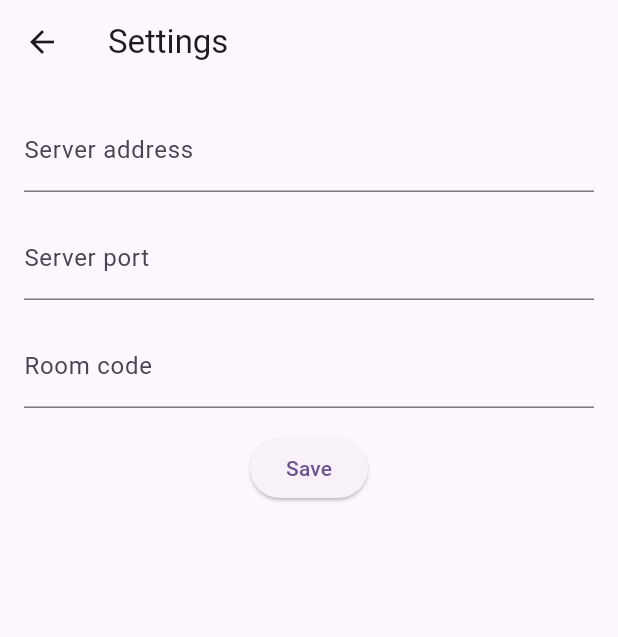
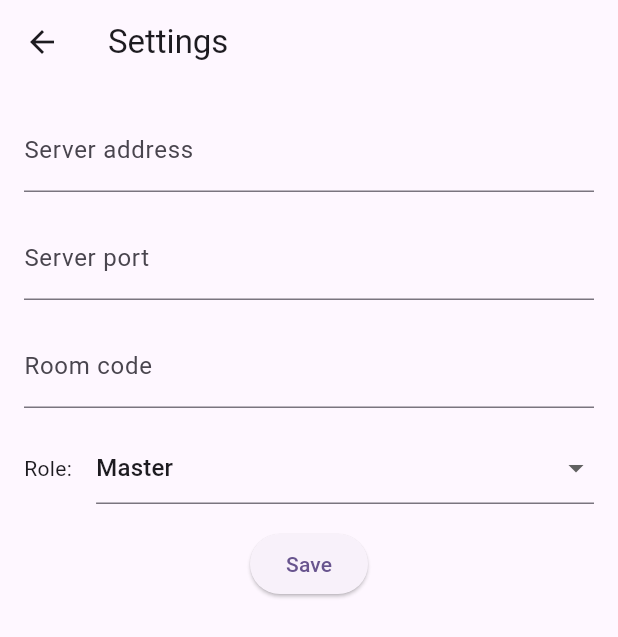
Before and after one commit to fshangala/lambo01_master, a Flutter app: the screen it shows after launch, after a tap on the "settings" icon, on a phone screen of 412 x 824 dp. Shown: the top 637 px of the screen. Run offline on Flutter 3.47's test engine with Material 3 defaults, Android fonts, the phone set to English and light mode, and no system bars; our stand-ins replace logger, shared_preferences; missing offline and left inert: flutter_inappwebview; network calls fail.

Commit message:
Add slave role support with dedicated pages and settings

```diff
--- a/lib/main.dart
+++ b/lib/main.dart
@@ -4,6 +4,8 @@ import 'package:flutter_inappwebview/flutter_inappwebview.dart';
 import 'package:lambo01_master/pages/browser_page.dart';
 import 'package:lambo01_master/pages/home_page.dart';
 import 'package:lambo01_master/pages/settings_page.dart';
+import 'package:lambo01_master/pages/slave_browser_page.dart';
+import 'package:lambo01_master/pages/slave_home_page.dart';
 import 'package:lambo01_master/viewmodels/app_viewmodel.dart';
 import 'package:provider/provider.dart';
 
@@ -35,17 +37,21 @@ class MyApp extends StatelessWidget {
   // This widget is the root of your application.
   @override
   Widget build(BuildContext context) {
+    final appViewmodel = Provider.of<AppViewmodel>(context, listen: true);
+
+    final routes = {
+      '/': (context) => appViewmodel.role == 'master' ? const HomePage() : const SlaveHomePage(),
+      '/settings': (context) => const SettingsPage(),
+      '/browser': (context) => appViewmodel.role == 'master' ? const BrowserPage() : const SlaveBrowserPage(),
+    };
+
     return MaterialApp(
-      title: 'Lambo01 Master',
+      title: 'Lambo01 ${appViewmodel.role}',
       theme: ThemeData(
         colorScheme: ColorScheme.fromSeed(seedColor: Colors.deepPurple),
       ),
       initialRoute: '/',
-      routes: {
-        '/': (context) => const HomePage(),
-        '/settings': (context) => const SettingsPage(),
-        '/browser': (context) => const BrowserPage(),
-      },
+      routes: routes,
     );
   }
 }
--- a/lib/viewmodels/app_viewmodel.dart
+++ b/lib/viewmodels/app_viewmodel.dart
@@ -23,6 +23,9 @@ class AppViewmodel extends ChangeNotifier {
     notifyListeners();
   }
 
+  String _role = 'master';
+  String get role => _role;
+
   Future<void> loadAppData() async {
     final appDataService = AppDataService();
     try {
@@ -40,6 +43,10 @@ class AppViewmodel extends ChangeNotifier {
     final serverAddress = prefs.getString('server_address') ?? '';
     final serverPort = prefs.getString('server_port') ?? '';
     final roomCode = prefs.getString('room_code') ?? '';
+    final role = prefs.getString('role') ?? 'master';
+
+    _role = role;
+    notifyListeners();
 
     if(serverAddress.isNotEmpty && serverPort.isNotEmpty && roomCode.isNotEmpty) {
       connectToWebSocket(serverAddress, serverPort, roomCode);
--- a/lib/widgets/settings_form.dart
+++ b/lib/widgets/settings_form.dart
@@ -37,6 +37,7 @@ class _SettingsFormState extends State<SettingsForm> {
             final serverAddress = prefs.getString('server_address') ?? '';
             final serverPort = prefs.getString('server_port') ?? '';
             final roomCode = prefs.getString('room_code') ?? '';
+            final role = prefs.getString('role') ?? 'master';
 
             return Column(
               spacing: 16.0,
@@ -98,6 +99,26 @@ class _SettingsFormState extends State<SettingsForm> {
                     }
                   },
                 ),
+                Row(
+                  spacing: 16.0,
+                  children: [
+                    const Text('Role:'),
+                    Expanded(
+                      child: DropdownButtonFormField<String>(
+                        initialValue: role,
+                        items: const [
+                          DropdownMenuItem(value: 'master', child: Text('Master')),
+                          DropdownMenuItem(value: 'slave', child: Text('Slave')),
+                        ],
+                        onChanged: (value) {
+                          if (value != null) {
+                            saveKeyValue('role', value);
+                          }
+                        },
+                      ),
+                    ),
+                  ],
+                ),
                 ElevatedButton(
                   onPressed: () {
                     if (formKey.currentState!.validate()) {
@@ -106,6 +127,7 @@ class _SettingsFormState extends State<SettingsForm> {
                       ScaffoldMessenger.of(context).showSnackBar(
                         const SnackBar(content: Text('Settings saved')),
                       );
+                      Navigator.of(context).pop();
                     }
                   },
                   child: const Text('Save'),
```
Also changed, not shown: lib/pages/slave_browser_page.dart (added, +148 -0 lines), lib/pages/slave_home_page.dart (added, +42 -0 lines).
